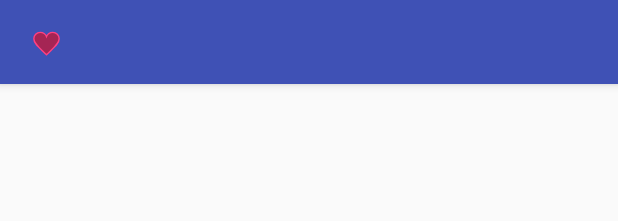
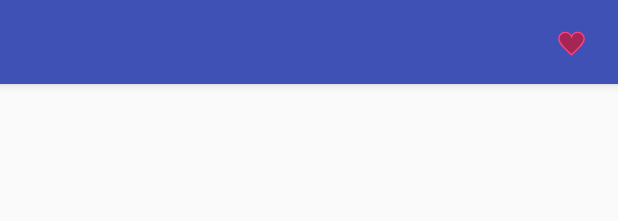
Before and after one commit to hcz017/xDiary, an Android app: the layout app_bar_main.xml on its own in the app's theme, with its tools: preview values and no code run, on a phone screen of 412 x 824 dp. Shown: the top 221 px of the screen. Run offline under Robolectric (Android 15) with nearby library versions, the phone set to English and light mode, and no system bars.

Commit message:
调整toolbar上图片位置
我也不想整这么多提交啊，可前一晚怎么调都调不到右边去。灵异。

```diff
--- a/app/src/main/res/layout/app_bar_main.xml
+++ b/app/src/main/res/layout/app_bar_main.xml
@@ -22,6 +22,8 @@
                 android:id="@+id/img_heart"
                 android:layout_width="wrap_content"
                 android:layout_height="wrap_content"
+                android:layout_gravity="end"
+                android:layout_marginEnd="16dp"
                 app:srcCompat="@drawable/ic_heart"/>
         </android.support.v7.widget.Toolbar>
 
```
